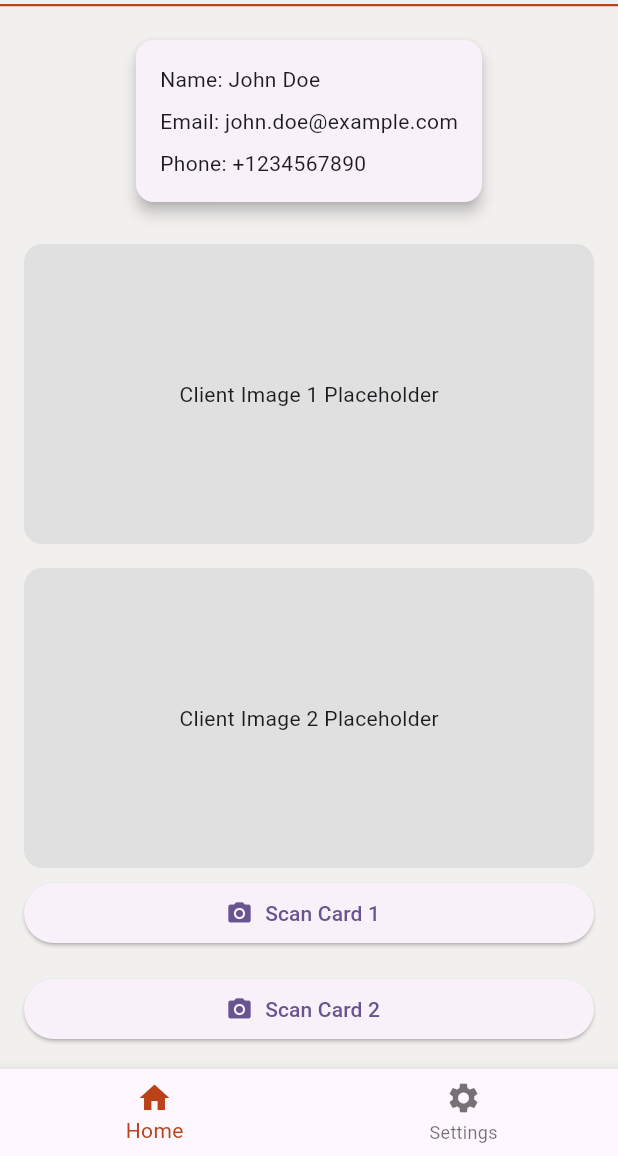
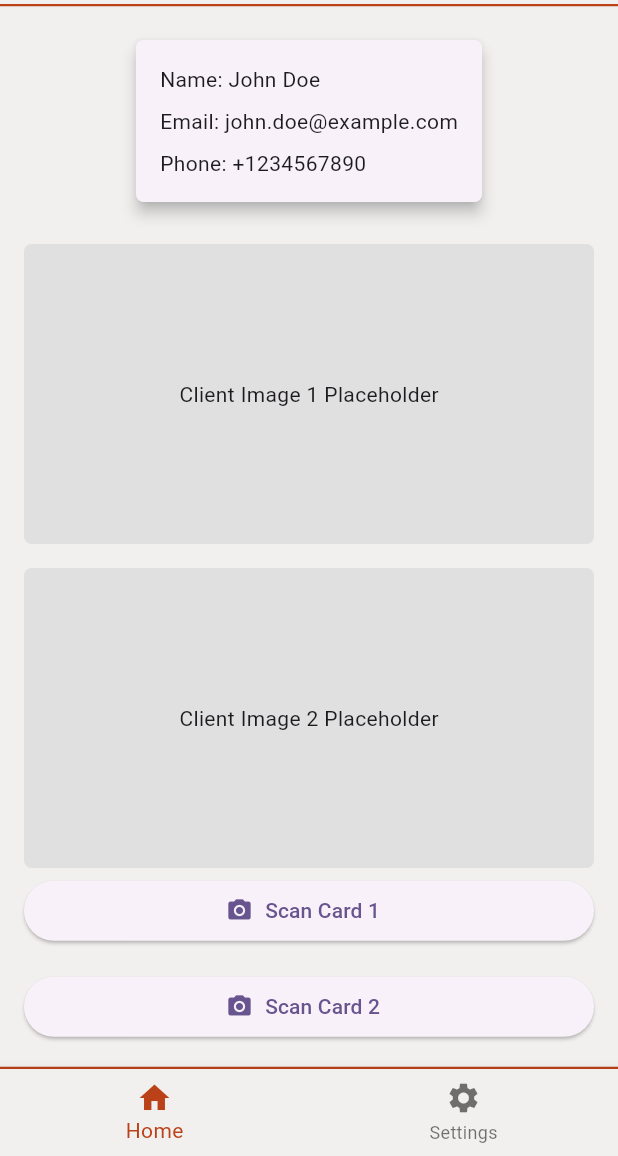
Before and after one commit to Ynov-Challenge-48h/challenge-front, a Flutter app: the ClientInfoPage screen opened directly, on a phone screen of 412 x 824 dp, the part 80-1236 px from its top. Run offline on Flutter 3.47's test engine with Material 3 defaults, Android fonts, the phone set to English and light mode, and no system bars; our stand-ins replace camera.

Commit message:
✨  removed useless btn, added border to nav bar, reduced border radius

```diff
--- a/app_challenge_48h/lib/client-infos/client_infos.dart
+++ b/app_challenge_48h/lib/client-infos/client_infos.dart
@@ -36,7 +36,7 @@ class _ClientInfoPageState extends State<ClientInfoPage> {
             Card(
               elevation: 4,
               shape: RoundedRectangleBorder(
-                borderRadius: BorderRadius.circular(12),
+                borderRadius: BorderRadius.circular(5),
               ),
               child: Padding(
                 padding: const EdgeInsets.all(16.0),
@@ -61,7 +61,7 @@ class _ClientInfoPageState extends State<ClientInfoPage> {
                     height: 200,
                     decoration: BoxDecoration(
                       color: Colors.grey[300],
-                      borderRadius: BorderRadius.circular(12),
+                      borderRadius: BorderRadius.circular(5),
                     ),
                     child: const Center(
                       child: Text('Client Image 1 Placeholder'),
@@ -83,7 +83,7 @@ class _ClientInfoPageState extends State<ClientInfoPage> {
                     height: 200,
                     decoration: BoxDecoration(
                       color: Colors.grey[300],
-                      borderRadius: BorderRadius.circular(12),
+                      borderRadius: BorderRadius.circular(5),
                     ),
                     child: const Center(
                       child: Text('Client Image 2 Placeholder'),
--- a/app_challenge_48h/lib/nav-bar/nav_bar.dart
+++ b/app_challenge_48h/lib/nav-bar/nav_bar.dart
@@ -1,6 +1,5 @@
+import 'package:app_challenge_48h/theme/app_colors.dart';
 import 'package:flutter/material.dart';
-
-Color selectcolor = Color(0xFFBA4118);
 
 class Navbar extends StatefulWidget {
   @override
@@ -18,7 +17,13 @@ class _NavbarState extends State<Navbar> {
 
   @override
   Widget build(BuildContext context) {
-    return BottomNavigationBar(
+    return Container(
+      decoration: BoxDecoration(
+        border: Border(
+          top: BorderSide(color: AppColors.orangeBorder, width: 1.5),
+        ),
+      ),
+      child: BottomNavigationBar(
         items: const <BottomNavigationBarItem>[
           BottomNavigationBarItem(
             icon: Icon(Icons.home),
@@ -29,9 +34,11 @@ class _NavbarState extends State<Navbar> {
             label: 'Settings',
           ),
         ],
-      selectedItemColor: selectcolor,
+        selectedItemColor: AppColors.orangeBorder,
         currentIndex: _selectedIndex,
         onTap: _onItemTapped,
+        backgroundColor: AppColors.whiteBg,
+      ),
     );
   }
 }
```
Also changed, not shown: app_challenge_48h/lib/client_listing/client_listing.dart (+13 -13 lines). Lines whose indentation alone changed are shown as unchanged.
